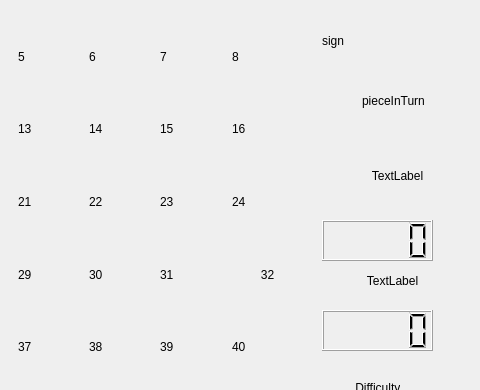
This is hungryKnightsGUI/mainwindow.ui in DiegoFLM/HungryKnights as Qt 5 draws it before an edit; both pictures show x 328 to 808 and y 0 to 390 of the 808 by 631 pixel window. The edited form follows.
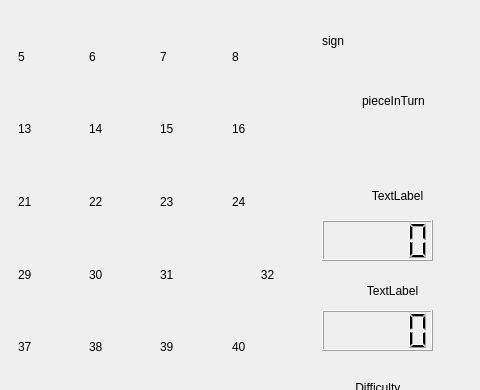
This is the edited form. Custom widgets are drawn as their Qt base class.

```diff
--- a/hungryKnightsGUI/mainwindow.ui
+++ b/hungryKnightsGUI/mainwindow.ui
@@ -1355,7 +1355,7 @@
     <property name="geometry">
      <rect>
       <x>640</x>
-      <y>150</y>
+      <y>170</y>
       <width>171</width>
       <height>51</height>
      </rect>
@@ -1380,7 +1380,7 @@
     <property name="geometry">
      <rect>
       <x>650</x>
-      <y>260</y>
+      <y>270</y>
       <width>141</width>
       <height>41</height>
      </rect>
```
